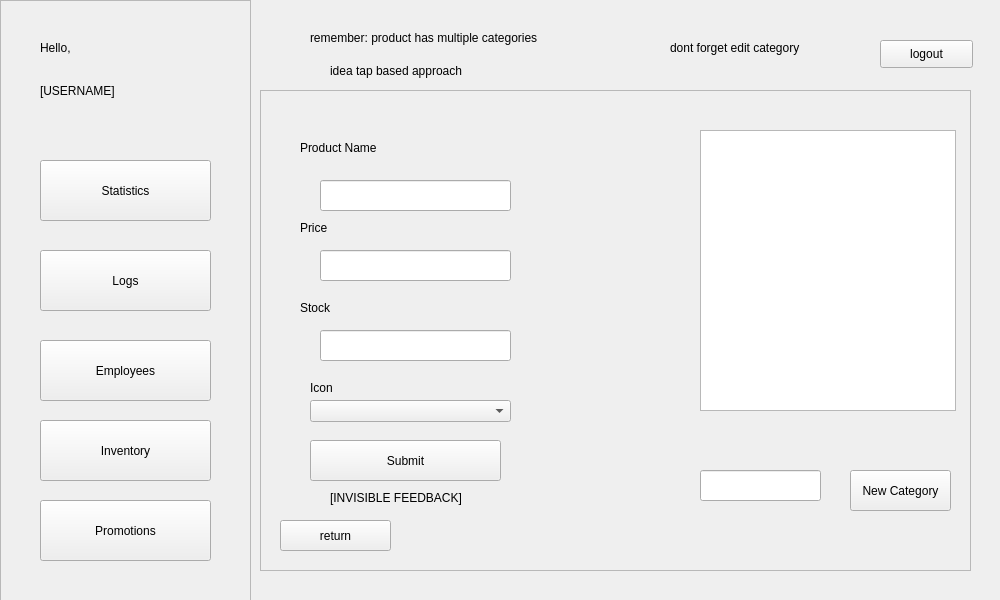
ReiZedlav/CSCC-21.1-Software-Engineering-1, file POS/UI/inventoryAdd.ui: the form before one commit.
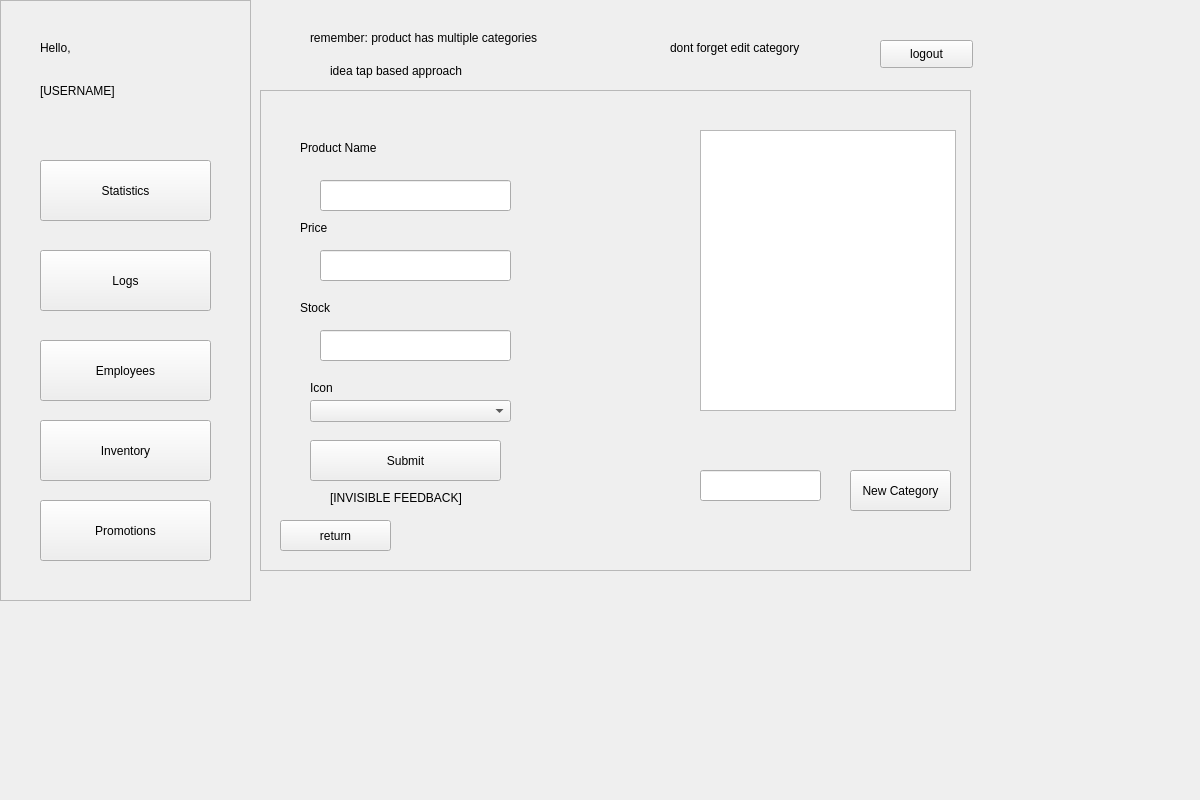
The form after the commit.

```diff
--- a/POS/UI/inventoryAdd.ui
+++ b/POS/UI/inventoryAdd.ui
@@ -6,8 +6,8 @@
    <rect>
     <x>0</x>
     <y>0</y>
-    <width>1000</width>
-    <height>600</height>
+    <width>1200</width>
+    <height>800</height>
    </rect>
   </property>
   <property name="windowTitle">
```
Left out of the diff: 2 changed lines with no effect on the pictures.
